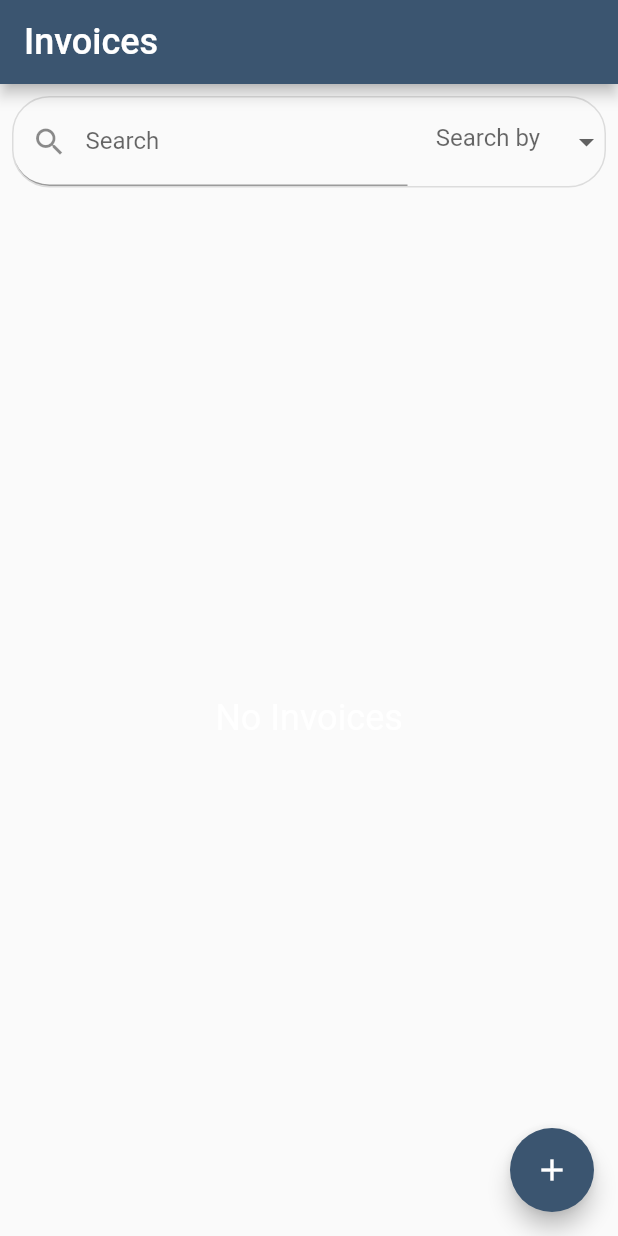
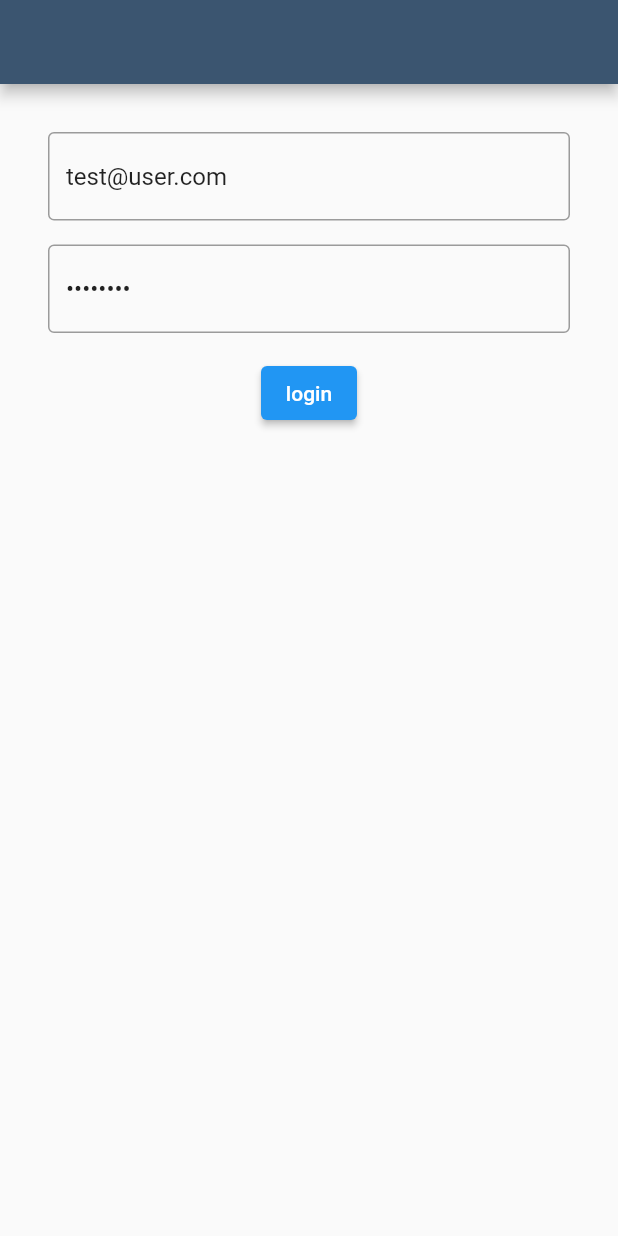
Before and after one commit to ciurkoj/invoices, a Flutter app: the screen it shows after launch, on a phone screen of 412 x 824 dp. Run offline on Flutter 3.47's test engine with Material 2 defaults, Android fonts, the phone set to English and light mode, and no system bars; our stand-ins replace file_picker, firebase_auth, firebase_core, flutter_svg, sqflite; missing offline and left inert: pdfx; accounts and stored records are empty.

Commit message:
Added firebase packages and login page

```diff
--- a/lib/main.dart
+++ b/lib/main.dart
@@ -1,7 +1,13 @@
+import 'package:firebase_auth/firebase_auth.dart';
+import 'package:firebase_core/firebase_core.dart';
 import 'package:flutter/material.dart';
 import 'package:invoices/pages/invoices_page.dart';
+import 'package:invoices/pages/login_page.dart';
 
 Future main() async {
+  WidgetsFlutterBinding.ensureInitialized();
+  await Firebase.initializeApp();
+
   runApp(const MyApp());
 }
 
@@ -20,6 +26,26 @@ class MyApp extends StatelessWidget {
         backgroundColor: Color(0xFF3B5570),
       ),
     ),
-    home: const InvoicesPage(),
+    home: MainPage(),
   );
 }
+class MainPage extends StatelessWidget {
+  MainPage({Key? key}) : super(key: key);
+
+  @override
+  Widget build(BuildContext context) {
+    // TODO: implement build
+    return Scaffold(
+      body: StreamBuilder<User?>(
+          stream: FirebaseAuth.instance.authStateChanges(),
+          builder: (context, snapshot) {
+            if(snapshot.hasData) {
+              return InvoicesPage();
+            } else{
+              return LoginPage();
+            }
+          }
+      )
+    );
+  }
+}
--- /dev/null
+++ b/lib/pages/login_page.dart
@@ -0,0 +1,89 @@
+import 'package:firebase_auth/firebase_auth.dart';
+import 'package:flutter/material.dart';
+
+class LoginPage extends StatefulWidget {
+  const LoginPage({Key? key}) : super(key: key);
+
+  @override
+  _LoginPageState createState() {
+    return _LoginPageState();
+  }
+}
+
+class _LoginPageState extends State<LoginPage> {
+  final TextEditingController _passwordController = TextEditingController(text: "testtest");
+
+  final TextEditingController _loginController = TextEditingController(text: "test@user.com");
+
+  @override
+  void initState() {
+    super.initState();
+  }
+
+  @override
+  void dispose() {
+    super.dispose();
+    _loginController.dispose();
+    _passwordController.dispose();
+  }
+
+  @override
+  Widget build(BuildContext context) {
+    return Scaffold(
+      appBar: AppBar(),
+      body: Center(
+        child: Padding(
+          padding: EdgeInsets.all(24.0),
+          child: Column(
+            children: [
+              Padding(
+                padding: EdgeInsets.all(8.0),
+                child: TextFormField(
+                  controller: _loginController,
+                  decoration: const InputDecoration(
+                    border: OutlineInputBorder(),
+                    hintText: 'Login',
+                  ),
+                ),
+              ),
+              Padding(
+                padding: EdgeInsets.all(8.0),
+                child: TextFormField(
+                  controller: _passwordController,
+                  obscureText: true,
+                  decoration: const InputDecoration(
+                    border: OutlineInputBorder(),
+                    hintText: 'password',
+                  ),
+                ),
+              ),
+              Padding(
+                padding: EdgeInsets.all(8.0),
+                child: ElevatedButton(
+                  onPressed: signIn,
+                  child: Text("login"),
+                ),
+              )
+            ],
+          ),
+        ),
+      ),
+    );
+  }
+
+  Future signIn() async {
+    try {
+       await FirebaseAuth.instance.signInWithEmailAndPassword(
+          email: _loginController.text.trim(),
+          password: _passwordController.text.trim()
+      );
+    } on FirebaseAuthException catch (e) {
+      if (e.code == 'user-not-found') {
+        print('No user found for that email.');
+      } else if (e.code == 'wrong-password') {
+        print('Wrong password provided for that user.');
+      }
+    }
+
+  }
+}
--- a/pubspec.yaml
+++ b/pubspec.yaml
@@ -41,6 +41,10 @@ dependencies:
   sqflite: ^2.2.0+3
   flutter_svg: ^1.1.6
   pdfx: ^2.3.0
+  firebase_core: ^2.3.0
+  cloud_firestore: ^4.1.0
+  firebase_auth: ^4.1.4
+  firebase_storage: ^11.0.6
 
 dev_dependencies:
   flutter_test:
```
Also changed, not shown: lib/db/invoice_database.dart (+10 -4 lines), lib/pages/invoices_page.dart (+9 -0 lines), pubspec.lock, 4 other files.
